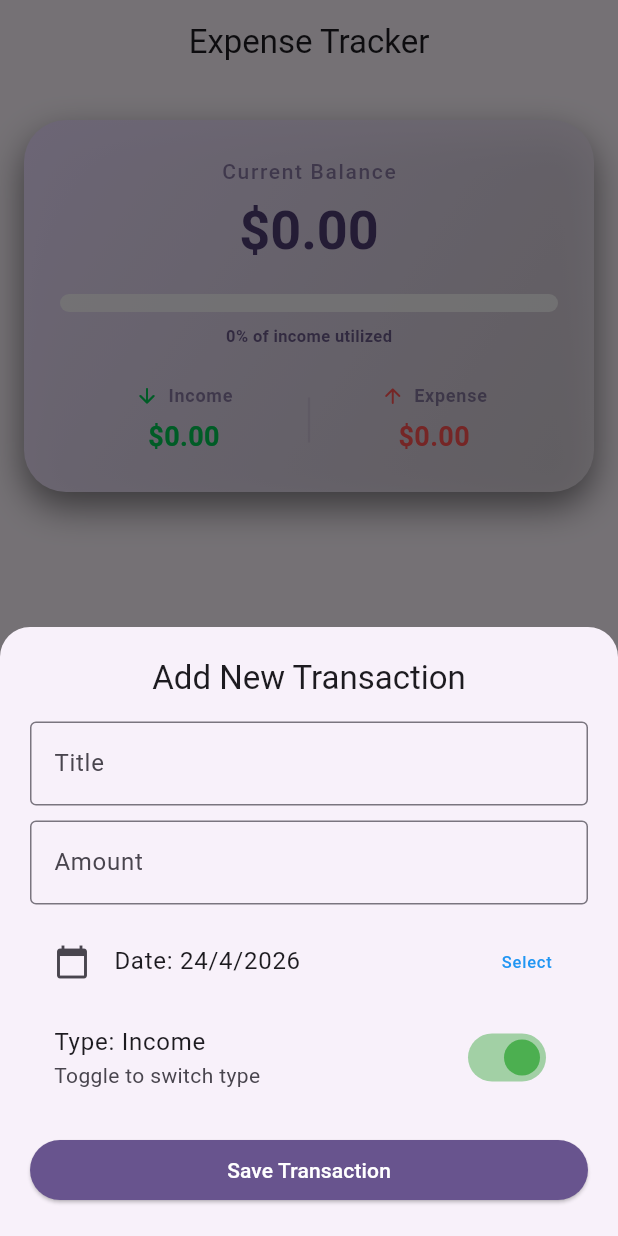
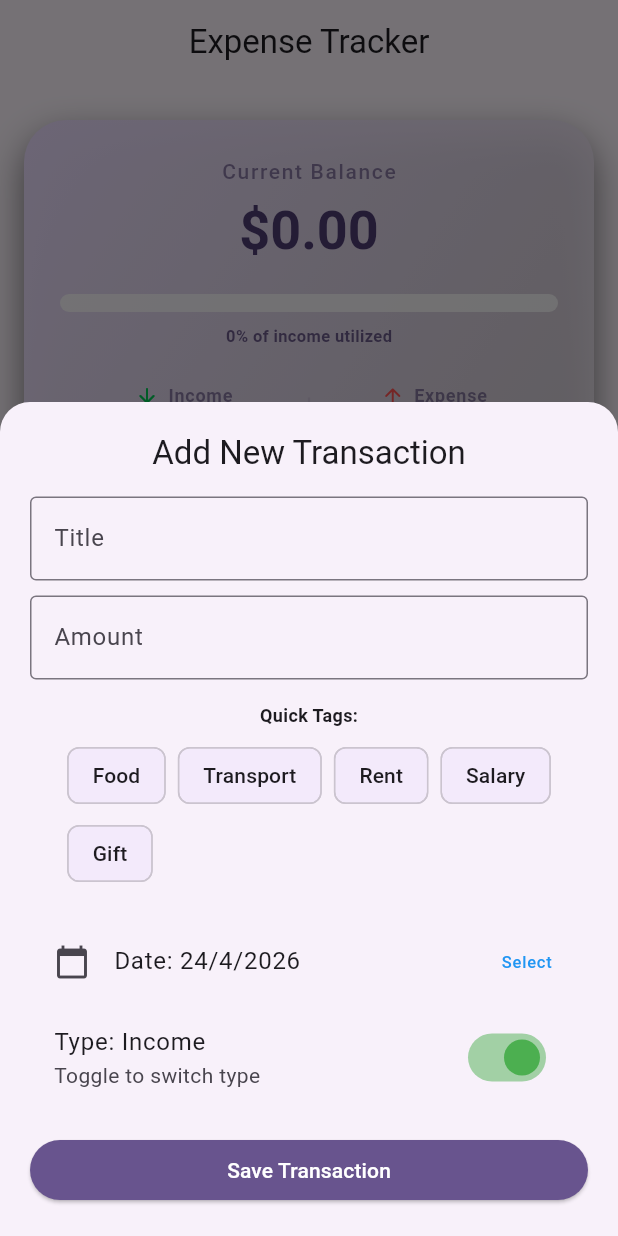
Before and after one commit to Afia-Mobasshira2/Expense-Tracker-App-ost, a Flutter app: the screen it shows after launch, after a tap on "Add Transaction", on a phone screen of 412 x 824 dp. Run offline on Flutter 3.47's test engine with Material 3 defaults, Android fonts, the phone set to English and light mode, and no system bars; our stand-ins replace shared_preferences.

Commit message:
new update

```diff
--- a/lib/views/home_screen.dart
+++ b/lib/views/home_screen.dart
@@ -46,8 +46,8 @@ class HomeScreen extends StatelessWidget {
 
 
 
-           //Slidable List Actions
-           return Dismissible(
+                        //Slidable List Actions
+                        return Dismissible(
                          key: Key(tx.id),
                         direction: DismissDirection.endToStart,
                         background: Container(
@@ -198,6 +198,35 @@ class HomeScreen extends StatelessWidget {
               keyboardType: TextInputType.number,
             ),
 
+            const SizedBox(height: 15),
+
+              // ---  QUICK TAGS WRAP HERE ---
+                  const Text(
+                "Quick Tags:",
+                style: TextStyle(fontSize: 12, fontWeight: FontWeight.bold),
+              ),
+              const SizedBox(height: 8),
+              Wrap(
+                spacing: 8,
+                runSpacing: 4,
+                children: ["Food", "Transport", "Rent", "Salary", "Gift"].map((
+                  tag,
+                ) {
+                  return ActionChip(
+                    label: Text(tag),
+                    backgroundColor: Theme.of(
+                      context,
+                    ).colorScheme.secondaryContainer.withOpacity(0.5),
+                    onPressed: () {
+                      // This line fills the controller when you tap the chip!
+                      titleController.text = tag;
+                    },
+                  );
+                }).toList(),
+              ),
+
+              const SizedBox(height: 10),
+
               const SizedBox(height: 10),
               // Add this widget inside the Column
               ListTile(
```
